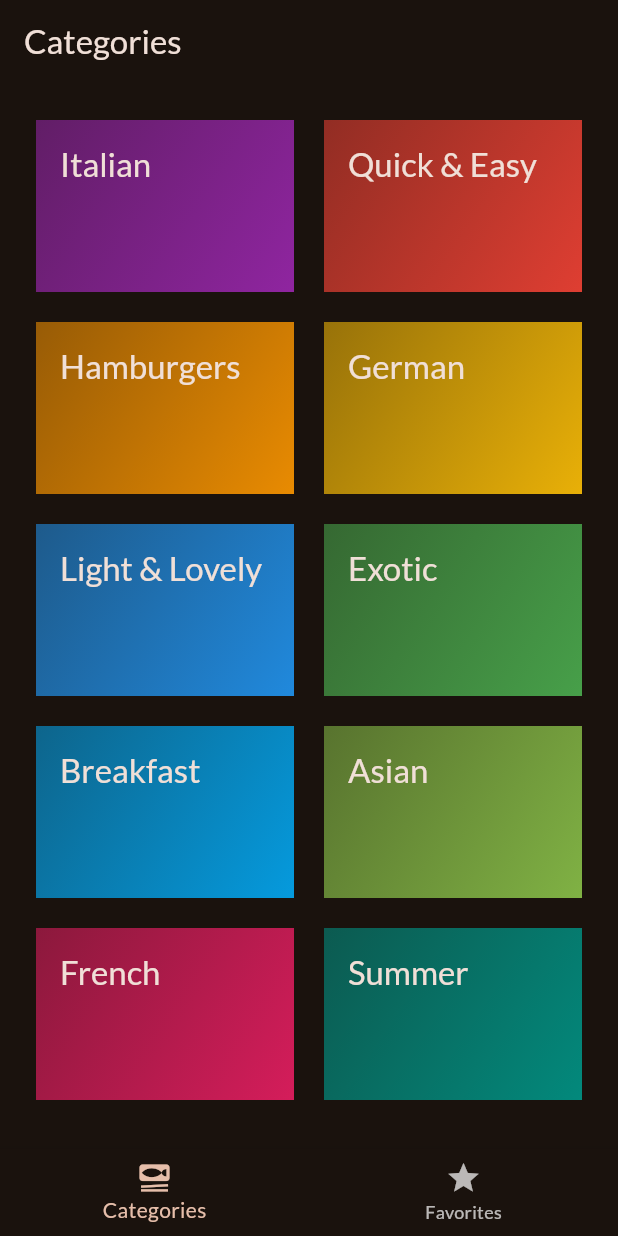
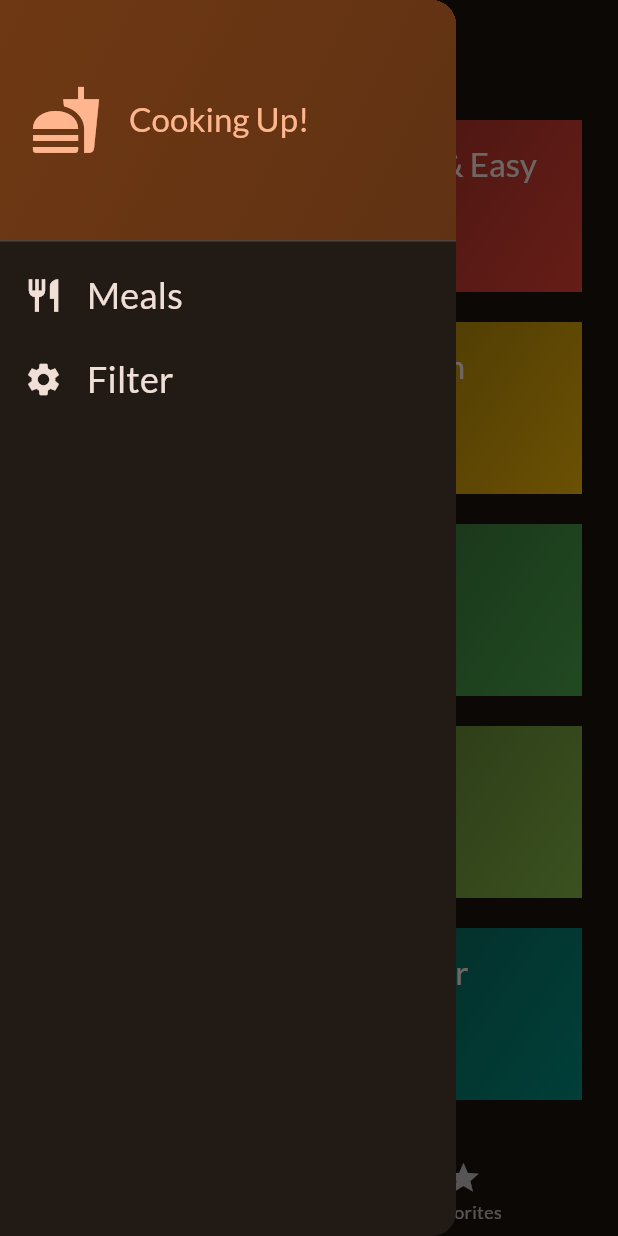
Before and after one commit to namitjain12/Meal_app, a Flutter app: the screen it shows after launch, with the side drawer open (before the commit the screen has no drawer), on a phone screen of 412 x 824 dp. Run offline on Flutter 3.47's test engine with Material 3 defaults, Android fonts, the phone set to English and light mode, and no system bars; our stand-ins replace google_fonts, transparent_image.

Commit message:
till filter

```diff
--- a/meal_app/lib/screens/categories.dart
+++ b/meal_app/lib/screens/categories.dart
@@ -1,16 +1,20 @@
 import 'package:flutter/material.dart';
 import 'package:meal_app/data/dummy_data.dart';
 import 'package:meal_app/models/category.dart';
+import 'package:meal_app/models/meal.dart';
 import 'package:meal_app/screens/meals.dart';
 import 'package:meal_app/widgets/category_grid_item.dart';
 
 class CategoriesScreen extends StatelessWidget{
-  const CategoriesScreen({super.key});
+  const CategoriesScreen({super.key,required this.onToggleFavorite});
+
+  final void Function( Meal meal)onToggleFavorite;
 
   void _selectCategory(BuildContext context,Category category){
    final filteredMeals= dummyMeals.where((meal) =>  meal.categories.contains(category.id) ).toList();
     // ignore: prefer_const_constructors
-    Navigator.of(context).push(MaterialPageRoute(builder: (ctx)=>MealsScreen(title:category.title, meals: filteredMeals) ));
+    Navigator.of(context).push(MaterialPageRoute(builder: (ctx)=>MealsScreen(title:category.title, meals: filteredMeals,
+    onToggleFavorite: onToggleFavorite,) ));
   }
 
   @override
--- a/meal_app/lib/screens/meal_details.dart
+++ b/meal_app/lib/screens/meal_details.dart
@@ -2,9 +2,10 @@ import 'package:flutter/material.dart';
 import 'package:meal_app/models/meal.dart';
 
 class MealDetailsScreen extends StatelessWidget{
-  const MealDetailsScreen({ super.key, required this.meal});
+  const MealDetailsScreen({ super.key, required this.meal, required this.onToggleFavorite});
 
   final Meal meal;
+  final void Function( Meal meal)onToggleFavorite;
 
   @override
   Widget build(BuildContext context) {
@@ -13,7 +14,7 @@ class MealDetailsScreen extends StatelessWidget{
         title: Text(meal.title),
         actions: [
           IconButton(onPressed: (() {
-
+            onToggleFavorite(meal);
           }),icon: const Icon(Icons.star)),
         ],
       ),
--- a/meal_app/lib/screens/meals.dart
+++ b/meal_app/lib/screens/meals.dart
@@ -7,13 +7,15 @@ import 'package:meal_app/widgets/meal_item.dart';
 import '../models/meal.dart';
 
 class MealsScreen extends StatelessWidget {
-  const MealsScreen({super.key,this.title,  required this.meals});
+  const MealsScreen({super.key,this.title,  required this.meals, required this.onToggleFavorite});
 
   final String? title;
   final List<Meal> meals;
+    final void Function( Meal meal)onToggleFavorite;
 
   void SelectMeal(BuildContext context, Meal meal){
-    Navigator.of(context).push(MaterialPageRoute(builder: (ctx)=> MealDetailsScreen(meal:meal )));
+    Navigator.of(context).push(MaterialPageRoute(builder: (ctx)=> MealDetailsScreen(meal:meal,
+    onToggleFavorite: onToggleFavorite,)));
   }
 
   @override
--- a/meal_app/lib/screens/tabs.dart
+++ b/meal_app/lib/screens/tabs.dart
@@ -1,7 +1,9 @@
 import 'package:flutter/material.dart';
 
 import 'package:meal_app/screens/categories.dart';
+import 'package:meal_app/screens/filters.dart';
 import 'package:meal_app/screens/meals.dart';
+import 'package:meal_app/widgets/main_drawer.dart';
 
 import '../models/meal.dart';
 
@@ -17,14 +19,26 @@ class _TabsScreenState extends State<TabsScreen>{
  int _selectedPageIndex =0;
  final List<Meal> _favoriteMeals=[];
 
+ void _showInfoMessage(String message){
+  ScaffoldMessenger.of(context).clearSnackBars();
+  ScaffoldMessenger.of(context).showSnackBar(
+    SnackBar(content: Text(message)),
+  );
+ }
+
  void _toggleMealFavoriteStatus(Meal meal){
    final isExisting = _favoriteMeals.contains(meal);
 
    if(isExisting){
-    _favoriteMeals.remove(meal);
-   }else
-   {
-    _favoriteMeals
+    setState(() {
+      _favoriteMeals.remove(meal);
+    });
+    _showInfoMessage('Meal is no longer a favorite');
+   }else{
+   setState(() {
+     _favoriteMeals.add(meal);
+     _showInfoMessage('Marked as favorite');
+   });
    }
  }
 
@@ -34,21 +48,31 @@ class _TabsScreenState extends State<TabsScreen>{
  });
  }
 
+ void _setScreen(String identifier){
+  Navigator.of(context).pop();
+if(identifier=='filters'){
 
+Navigator.of(context).push(
+  MaterialPageRoute(builder:(ctx)=> const FiltersScreen(),),
+);
+}
+ }
   @override
   Widget build(BuildContext context) {
 
-    Widget activePage = const CategoriesScreen();
+    Widget activePage =  CategoriesScreen(onToggleFavorite: _toggleMealFavoriteStatus,);
     var activePageTitle ='Categories';
 
     if(_selectedPageIndex ==1){
-      activePage= MealsScreen(  meals: []);
+      activePage= MealsScreen(  meals:_favoriteMeals
+      ,onToggleFavorite: _toggleMealFavoriteStatus ,);
       activePageTitle ='Your Favorites';
     }
     return Scaffold(
       appBar: AppBar(
         title:Text(activePageTitle),
       ),
+      drawer: MainDrawer(onSelectScreen: _setScreen,),
       body: activePage,
       bottomNavigationBar:BottomNavigationBar(
         onTap: _selectPage,
--- /dev/null
+++ b/meal_app/lib/widgets/main_drawer.dart
@@ -0,0 +1,72 @@
+import 'package:flutter/material.dart';
+import 'package:meal_app/main.dart';
+
+class MainDrawer extends StatelessWidget {
+  const MainDrawer({super.key, required this.onSelectScreen });
+
+  final void Function(String identifier) onSelectScreen;
+
+  Widget build(BuildContext context) {
+    return Drawer(
+      child: Column(children: [
+        DrawerHeader(
+            padding: const EdgeInsets.all(20),
+            decoration: BoxDecoration(
+                gradient: LinearGradient(colors: [
+              Theme.of(context).colorScheme.primaryContainer,
+              Theme.of(context).colorScheme.primaryContainer.withOpacity(0.8),
+            ], begin: Alignment.topLeft, end: Alignment.bottomRight)),
+            child: Row(
+              children: [
+                Icon(
+                  Icons.fastfood,
+                  size: 48,
+                  color: Theme.of(context).colorScheme.primary,
+                ),
+                const SizedBox(
+                  width: 18,
+                ),
+                Text(
+                  'Cooking Up!',
+                  style: Theme.of(context).textTheme.titleLarge!.copyWith(
+                        color: Theme.of(context).colorScheme.primary,
+                      ),
+                )
+              ],
+            )),
+        ListTile(
+          leading: Icon(
+            Icons.restaurant,
+            size: 26,
+            color: Theme.of(context).colorScheme.onBackground,
+          ),
+          title: Text(
+            'Meals',
+            style: Theme.of(context).textTheme.titleSmall!.copyWith(
+                color: Theme.of(context).colorScheme.onBackground,
+                fontSize: 24),
+          ),
+          onTap: () {
+   onSelectScreen('meals');
+          },
+        ),
+         ListTile(
+          leading: Icon(
+            Icons.settings ,
+            size: 26,
+            color: Theme.of(context).colorScheme.onBackground,
+          ),
+          title: Text(
+            'Filter',
+            style: Theme.of(context).textTheme.titleSmall!.copyWith(
+                color: Theme.of(context).colorScheme.onBackground,
+                fontSize: 24),
+          ),
+          onTap: () {
+            onSelectScreen('filter');
+          },
+        ),
+      ]),
+    );
+  }
+}
```
Also changed, not shown: meal_app/lib/screens/filters.dart (added, +48 -0 lines), 2 other files.
